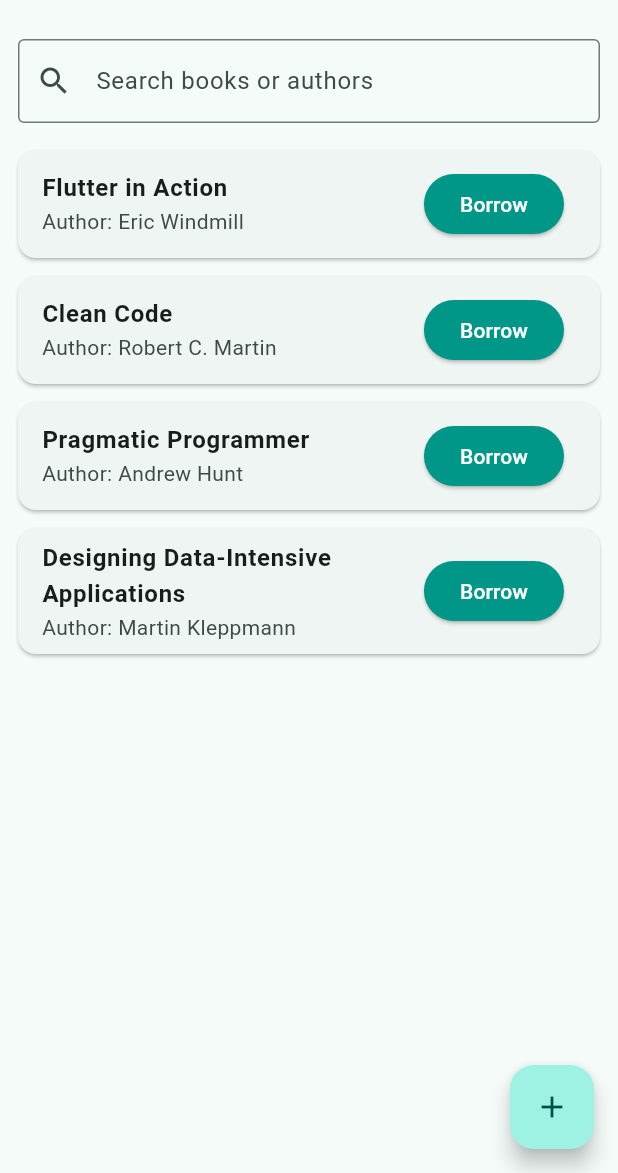
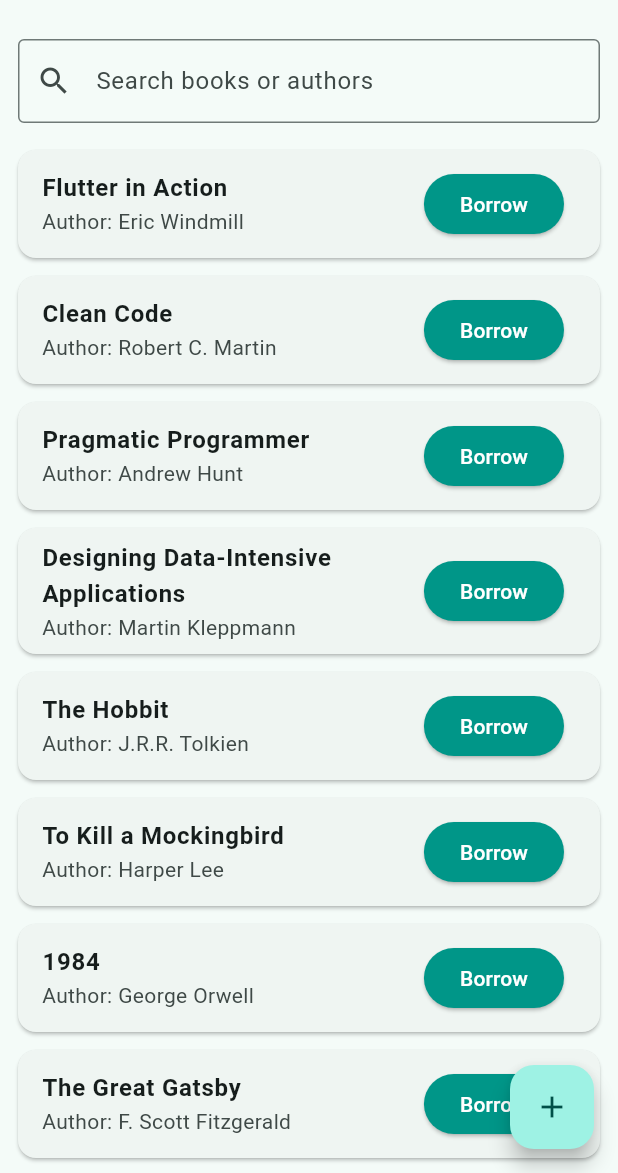
Before and after one commit to lorieemaee/CSIT284-Capstone-Gabuya, a Flutter app: the screen it shows after launch, on a phone screen of 412 x 824 dp, the part 63-1236 px from its top. Run offline on Flutter 3.47's test engine with Material 3 defaults, Android fonts, the phone set to English and light mode, and no system bars.

Commit message:
Made 10 dummy datas'

```diff
--- a/lib/screens/book_list_screen.dart
+++ b/lib/screens/book_list_screen.dart
@@ -35,6 +35,37 @@ class _BookListScreenState extends State<BookListScreen> {
       id: '4',
       title: 'Designing Data-Intensive Applications',
       author: 'Martin Kleppmann',
+      isBorrowed: false,
+    ),
+    Book(
+      id: '5',
+      title: 'The Hobbit',
+      author: 'J.R.R. Tolkien',
+      isBorrowed: false,
+    ),
+    Book(
+      id: '6',
+      title: 'To Kill a Mockingbird',
+      author: 'Harper Lee',
+      isBorrowed: false,
+    ),
+    Book(id: '7', title: '1984', author: 'George Orwell', isBorrowed: false),
+    Book(
+      id: '8',
+      title: 'The Great Gatsby',
+      author: 'F. Scott Fitzgerald',
+      isBorrowed: false,
+    ),
+    Book(
+      id: '9',
+      title: 'The Alchemist',
+      author: 'Paulo Coelho',
+      isBorrowed: false,
+    ),
+    Book(
+      id: '10',
+      title: 'The Lord of the Rings',
+      author: 'J.R.R. Tolkien',
       isBorrowed: false,
     ),
   ];
```
Also changed, not shown: 1 other file.
